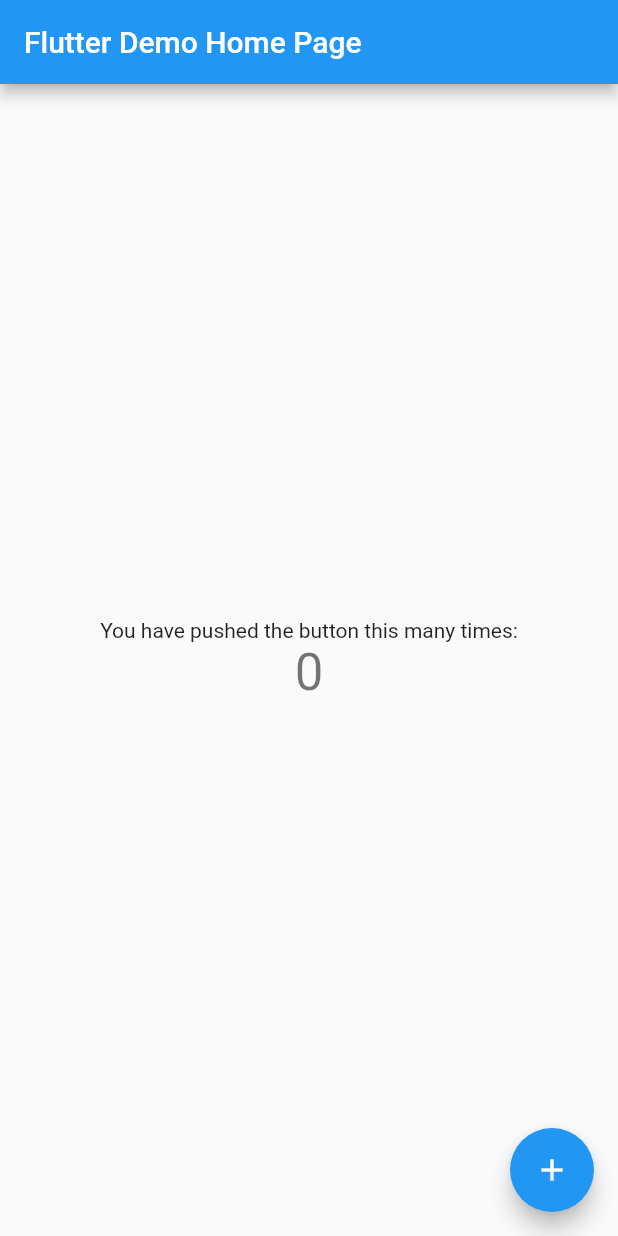
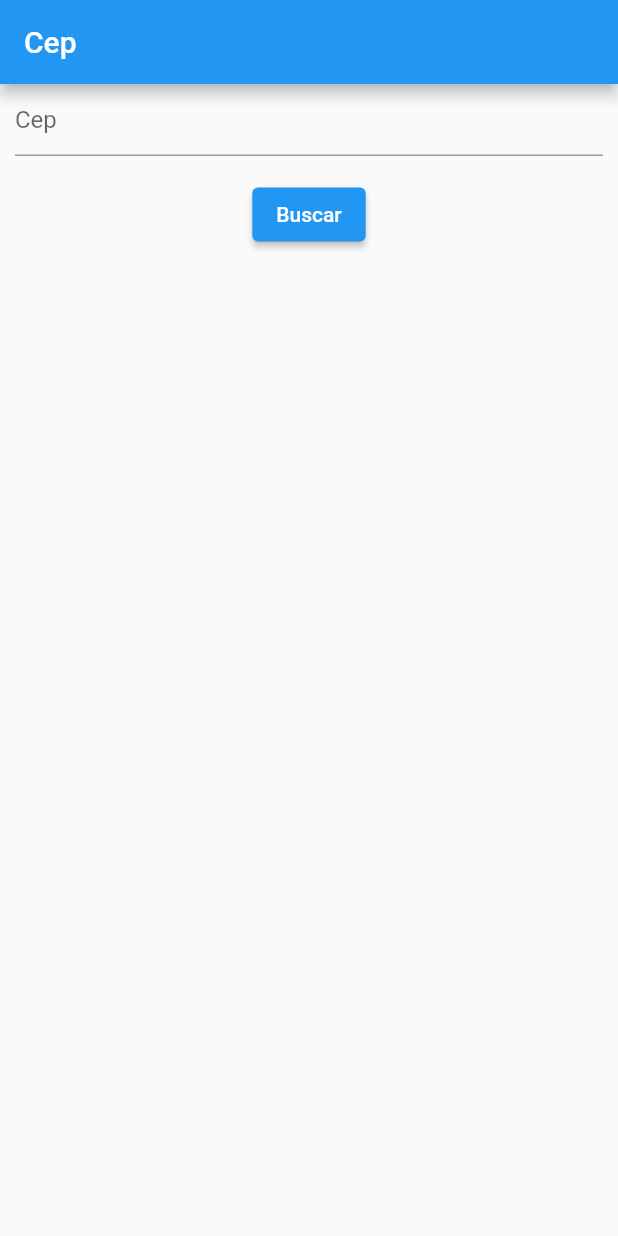
Before and after one commit to natanvalimcardoso/cep_bloc_clean, a Flutter app: the screen it shows after launch, on a phone screen of 412 x 824 dp. Run offline on Flutter 3.47's test engine with Material 2 defaults, Android fonts, the phone set to English and light mode, and no system bars; our stand-ins replace equatable, flutter_bloc.

Commit message:
feat: finish

```diff
--- /dev/null
+++ b/lib/cep/domain/model/cep_model.dart
@@ -0,0 +1,67 @@
+// ignore_for_file: public_member_api_docs, sort_constructors_first
+import 'dart:convert';
+
+class CepModel {
+  final String cep;
+  final String logradouro;
+  final String complemento;
+  final String bairro;
+  final String localidade;
+  final String uf;
+  final String ibge;
+  final String gia;
+  final String ddd;
+  final String siafi;
+
+  CepModel(
+    this.cep,
+    this.logradouro,
+    this.complemento,
+    this.bairro,
+    this.localidade,
+    this.uf,
+    this.ibge,
+    this.gia,
+    this.ddd,
+    this.siafi,
+  );
+
+  Map<String, dynamic> toMap() {
+    return <String, dynamic>{
+      'cep': cep,
+      'logradouro': logradouro,
+      'complemento': complemento,
+      'bairro': bairro,
+      'localidade': localidade,
+      'uf': uf,
+      'ibge': ibge,
+      'gia': gia,
+      'ddd': ddd,
+      'siafi': siafi,
+    };
+  }
+
+  factory CepModel.fromMap(Map<String, dynamic> map) {
+    return CepModel(
+      map['cep'] as String,
+      map['logradouro'] as String,
+      map['complemento'] as String,
+      map['bairro'] as String,
+      map['localidade'] as String,
+      map['uf'] as String,
+      map['ibge'] as String,
+      map['gia'] as String,
+      map['ddd'] as String,
+      map['siafi'] as String,
+    );
+  }
+
+  String toJson() => json.encode(toMap());
+
+  factory CepModel.fromJson(String source) => CepModel.fromMap(json.decode(source) as Map<String, dynamic>);
+
+  @override
+  String toString() {
+    return 'CepModel(cep: $cep, logradouro: $logradouro, complemento: $complemento, bairro: $bairro, localidade: $localidade, uf: $uf, ibge: $ibge, gia: $gia, ddd: $ddd, siafi: $siafi)';
+  }
+}
--- /dev/null
+++ b/lib/cep/domain/repositories/cep_repository.dart
@@ -0,0 +1,6 @@
+
+import '../model/cep_model.dart';
+
+abstract class CepRepository {
+  Future<CepModel> receiveCep(String cep);
+}
--- /dev/null
+++ b/lib/cep/domain/usecases/receive_cep_usecase.dart
@@ -0,0 +1,14 @@
+import '../repositories/cep_repository.dart';
+
+abstract class IReceiveCepUsecase {
+  Future<void> call(String cep);
+}
+
+class ReceiveCepUsecaseImpl implements IReceiveCepUsecase {
+  final CepRepository cepRepository;
+
+  const ReceiveCepUsecaseImpl(this.cepRepository);
+
+  @override
+  Future<void> call(String cep) async => await cepRepository.receiveCep(cep);
+}
--- /dev/null
+++ b/lib/cep/external/cep_api.dart
@@ -0,0 +1,31 @@
+import 'dart:convert';
+import 'dart:developer';
+
+import 'package:http/http.dart' as https;
+
+import '../domain/model/cep_model.dart';
+import '../infra/datasource/cep_datasource.dart';
+
+class CepApi implements CepDatasource {
+  @override
+  Future<CepModel> getCep(String cep) async {
+    final response = await https.get(
+      Uri.parse(
+        'https://viacep.com.br/ws/$cep/json/',
+      ),
+    );
+
+    try {
+      final json = jsonDecode(response.body);
+      final cepModel = CepModel.fromMap(json);
+      return cepModel;
+    } catch (e) {
+      return throw (e.toString());
+    }
+  }
+}
+
+void main() {
+  final cep = CepApi().getCep('95560000');
+  log(cep.toString());
+}
--- /dev/null
+++ b/lib/cep/infra/datasource/cep_datasource.dart
@@ -0,0 +1,6 @@
+
+import '../../domain/model/cep_model.dart';
+
+abstract class CepDatasource {
+  Future<CepModel> getCep(String cep);
+}
--- /dev/null
+++ b/lib/cep/infra/repositories/cep_repository.dart
@@ -0,0 +1,20 @@
+// ignore_for_file: public_member_api_docs, sort_constructors_first
+
+import '../../domain/model/cep_model.dart';
+import '../../domain/repositories/cep_repository.dart';
+import '../datasource/cep_datasource.dart';
+
+class CepRepositoryImpl implements CepRepository {
+  final CepDatasource cepDatasource;
+
+  CepRepositoryImpl(this.cepDatasource);
+
+  @override
+  Future<CepModel> receiveCep(String cep) async {
+    try {
+      return cepDatasource.getCep(cep);
+    } catch (e) {
+      return throw(e.toString());
+    }
+  }
+}
--- /dev/null
+++ b/lib/cep/presentation/bloc/cep_bloc.dart
@@ -0,0 +1,27 @@
+import 'dart:developer';
+
+import 'package:cep_bloc_clean/cep/infra/repositories/cep_repository.dart';
+import 'package:flutter_bloc/flutter_bloc.dart';
+
+import '../../domain/usecases/receive_cep_usecase.dart';
+import '../../external/cep_api.dart';
+import 'cep_event.dart';
+import 'cep_state.dart';
+
+class CepBloc extends Bloc<CepEvent, CepState> {
+  CepBloc() : super(const CepInitialState()) {
+    on<GetCep>(_showCep);
+  }
+
+  Future<void> _showCep(GetCep event, emit) async {
+    final usecase = ReceiveCepUsecaseImpl(CepRepositoryImpl(CepApi()));
+    emit(const CepLoadingState());
+    try {
+      final cep = await usecase.cepRepository.receiveCep(event.cep);
+      emit(CepLoadedState(cepModel: cep));
+    } catch (e) {
+      log(e.toString());
+      emit(const CepErrorState('Erro do natan'));
+    }
+  }
+}
--- /dev/null
+++ b/lib/cep/presentation/bloc/cep_event.dart
@@ -0,0 +1,8 @@
+abstract class CepEvent {
+  const CepEvent();
+}
+
+class GetCep extends CepEvent {
+  const GetCep(this.cep);
+  final String cep;
+}
--- /dev/null
+++ b/lib/cep/presentation/bloc/cep_state.dart
@@ -0,0 +1,30 @@
+
+import 'package:equatable/equatable.dart';
+
+import '../../domain/model/cep_model.dart';
+
+abstract class CepState extends Equatable {
+  const CepState();
+
+  // Para indicar que houve mudanças nas propriedades
+  @override
+  List<Object> get props => [];
+}
+
+class CepInitialState extends CepState {
+  const CepInitialState();
+}
+
+class CepLoadingState extends CepState {
+  const CepLoadingState();
+}
+
+class CepLoadedState extends CepState {
+  const CepLoadedState({required this.cepModel});
+  final CepModel cepModel;
+}
+
+class CepErrorState extends CepState {
+  const CepErrorState(this.message);
+  final String message;
+}
--- /dev/null
+++ b/lib/cep/presentation/pages/cep_page.dart
@@ -0,0 +1,88 @@
+import 'package:flutter/material.dart';
+import 'package:flutter_bloc/flutter_bloc.dart';
+
+import '../bloc/cep_bloc.dart';
+import '../bloc/cep_event.dart';
+import '../bloc/cep_state.dart';
+
+class CepPage extends StatelessWidget {
+  CepPage({Key? key}) : super(key: key);
+
+  final cepEC = TextEditingController();
+  final bloc = CepBloc();
+
+  @override
+  Widget build(BuildContext context) {
+    return Scaffold(
+      appBar: AppBar(
+        title: const Text('Cep'),
+      ),
+      body: Padding(
+        padding: const EdgeInsets.symmetric(horizontal: 10),
+        child: SingleChildScrollView(
+          child: Column(
+            children: [
+              TextFormField(
+                controller: cepEC,
+                decoration: const InputDecoration(hintText: 'Cep'),
+              ),
+              const SizedBox(
+                height: 15,
+              ),
+              ElevatedButton(
+                onPressed: () {
+                  /*    BlocProvider.of<CepBloc>(context).add(GetCep(cepEC.text)); */
+                  bloc.add(GetCep(cepEC.text));
+                },
+                child: const Text('Buscar'),
+              ),
+              SizedBox(
+                height: MediaQuery.of(context).size.height * .7,
+                child: Column(
+                  mainAxisAlignment: MainAxisAlignment.center,
+                  children: [
+                    BlocBuilder<CepBloc, CepState>(
+                      bloc: bloc,
+                      builder: (context, state) {
+                        if (state is CepLoadedState) {
+                          return Column(
+                            children: [
+                              Text(state.cepModel.cep),
+                              Text(state.cepModel.bairro),
+                              Text(state.cepModel.complemento),
+                              Text(state.cepModel.ddd),
+                              Text(state.cepModel.gia),
+                              Text(state.cepModel.ibge),
+                              Text(state.cepModel.localidade),
+                              Text(state.cepModel.logradouro),
+                              Text(state.cepModel.siafi),
+                              Text(state.cepModel.uf),
+                            ],
+                          );
+                        }
+
+                        if (state is CepLoadingState) {
+                          return const Center(
+                            child: CircularProgressIndicator(),
+                          );
+                        }
+
+                        if (state is CepErrorState) {
+                          return const Center(
+                            child: Text('Erro ao carregar dados'),
+                          );
+                        }
+
+                        return const SizedBox.shrink();
+                      },
+                    ),
+                  ],
+                ),
+              )
+            ],
+          ),
+        ),
+      ),
+    );
+  }
+}
--- a/lib/main.dart
+++ b/lib/main.dart
@@ -1,115 +1,8 @@
+import 'package:cep_bloc_clean/startup.dart';
 import 'package:flutter/material.dart';
 
 void main() {
-  runApp(const MyApp());
+  runApp(
+    const Startup(),
+  );
 }
-
-class MyApp extends StatelessWidget {
-  const MyApp({super.key});
-
-  // This widget is the root of your application.
-  @override
-  Widget build(BuildContext context) {
-    return MaterialApp(
-      title: 'Flutter Demo',
-      theme: ThemeData(
-        // This is the theme of your application.
-        //
-        // Try running your application with "flutter run". You'll see the
-        // application has a blue toolbar. Then, without quitting the app, try
-        // changing the primarySwatch below to Colors.green and then invoke
-        // "hot reload" (press "r" in the console where you ran "flutter run",
-        // or simply save your changes to "hot reload" in a Flutter IDE).
-        // Notice that the counter didn't reset back to zero; the application
-        // is not restarted.
-        primarySwatch: Colors.blue,
-      ),
-      home: const MyHomePage(title: 'Flutter Demo Home Page'),
-    );
-  }
-}
-
-class MyHomePage extends StatefulWidget {
-  const MyHomePage({super.key, required this.title});
-
-  // This widget is the home page of your application. It is stateful, meaning
-  // that it has a State object (defined below) that contains fields that affect
-  // how it looks.
-
-  // This class is the configuration for the state. It holds the values (in this
-  // case the title) provided by the parent (in this case the App widget) and
-  // used by the build method of the State. Fields in a Widget subclass are
-  // always marked "final".
-
-  final String title;
-
-  @override
-  State<MyHomePage> createState() => _MyHomePageState();
-}
-
-class _MyHomePageState extends State<MyHomePage> {
-  int _counter = 0;
-
-  void _incrementCounter() {
-    setState(() {
-      // This call to setState tells the Flutter framework that something has
-      // changed in this State, which causes it to rerun the build method below
-      // so that the display can reflect the updated values. If we changed
-      // _counter without calling setState(), then the build method would not be
-      // called again, and so nothing would appear to happen.
-      _counter++;
-    });
-  }
-
-  @override
-  Widget build(BuildContext context) {
-    // This method is rerun every time setState is called, for instance as done
-    // by the _incrementCounter method above.
-    //
-    // The Flutter framework has been optimized to make rerunning build methods
-    // fast, so that you can just rebuild anything that needs updating rather
-    // than having to individually change instances of widgets.
-    return Scaffold(
-      appBar: AppBar(
-        // Here we take the value from the MyHomePage object that was created by
-        // the App.build method, and use it to set our appbar title.
-        title: Text(widget.title),
-      ),
-      body: Center(
-        // Center is a layout widget. It takes a single child and positions it
-        // in the middle of the parent.
-        child: Column(
-          // Column is also a layout widget. It takes a list of children and
-          // arranges them vertically. By default, it sizes itself to fit its
-          // children horizontally, and tries to be as tall as its parent.
-          //
-          // Invoke "debug painting" (press "p" in the console, choose the
-          // "Toggle Debug Paint" action from the Flutter Inspector in Android
-          // Studio, or the "Toggle Debug Paint" command in Visual Studio Code)
-          // to see the wireframe for each widget.
-          //
-          // Column has various properties to control how it sizes itself and
-          // how it positions its children. Here we use mainAxisAlignment to
-          // center the children vertically; the main axis here is the vertical
-          // axis because Columns are vertical (the cross axis would be
-          // horizontal).
-          mainAxisAlignment: MainAxisAlignment.center,
-          children: <Widget>[
-            const Text(
-              'You have pushed the button this many times:',
-            ),
-            Text(
-              '$_counter',
-              style: Theme.of(context).textTheme.headline4,
-            ),
-          ],
-        ),
-      ),
-      floatingActionButton: FloatingActionButton(
-        onPressed: _incrementCounter,
-        tooltip: 'Increment',
-        child: const Icon(Icons.add),
-      ), // This trailing comma makes auto-formatting nicer for build methods.
-    );
-  }
-}
--- /dev/null
+++ b/lib/startup.dart
@@ -0,0 +1,15 @@
+import 'package:flutter/material.dart';
+
+import 'cep/presentation/pages/cep_page.dart';
+
+class Startup extends StatelessWidget {
+  const Startup({Key? key}) : super(key: key);
+
+  @override
+  Widget build(BuildContext context) {
+    return MaterialApp(
+      debugShowCheckedModeBanner: false,
+      home: CepPage(),
+    );
+  }
+}
--- a/pubspec.yaml
+++ b/pubspec.yaml
@@ -36,6 +36,10 @@
   # The following adds the Cupertino Icons font to your application.
   # Use with the CupertinoIcons class for iOS style icons.
   cupertino_icons: ^1.0.2
+  equatable: ^2.0.5
+  flutter_bloc: ^8.1.1
+  http: ^0.13.5
+
 
 dev_dependencies:
   flutter_test:
```
Also changed, not shown: pubspec.lock, 37 other files.
